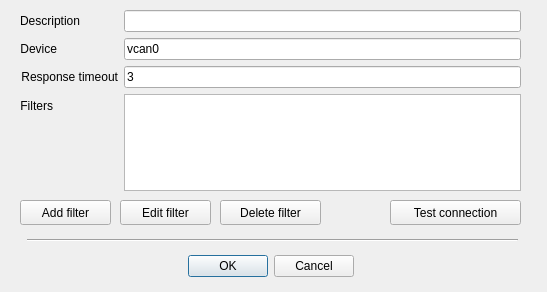
grodansparadis/vscp-works-qt, file src/cdlgconnsettingssocketcan.ui: the form before one commit.
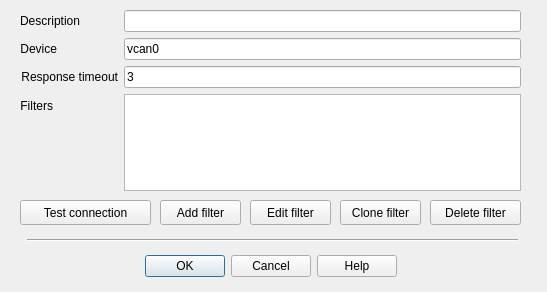
The form after the commit.

Commit message: Add/edit/delete filters for socketcan

Diff of the .ui file:
```diff
--- a/src/cdlgconnsettingssocketcan.ui
+++ b/src/cdlgconnsettingssocketcan.ui
@@ -32,7 +32,7 @@
     <enum>Qt::Horizontal</enum>
    </property>
    <property name="standardButtons">
-    <set>QDialogButtonBox::Cancel|QDialogButtonBox::Ok</set>
+    <set>QDialogButtonBox::Cancel|QDialogButtonBox::Help|QDialogButtonBox::Ok</set>
    </property>
    <property name="centerButtons">
     <bool>true</bool>
@@ -133,9 +133,9 @@
   <widget class="QPushButton" name="btnAddFilter">
    <property name="geometry">
     <rect>
-     <x>20</x>
+     <x>160</x>
      <y>200</y>
-     <width>91</width>
+     <width>81</width>
      <height>25</height>
     </rect>
    </property>
@@ -161,7 +161,7 @@
   <widget class="QPushButton" name="btnTestConnection">
    <property name="geometry">
     <rect>
-     <x>390</x>
+     <x>20</x>
      <y>200</y>
      <width>131</width>
      <height>25</height>
@@ -177,9 +177,9 @@
   <widget class="QPushButton" name="btnDeleteFilter">
    <property name="geometry">
     <rect>
-     <x>220</x>
+     <x>430</x>
      <y>200</y>
-     <width>101</width>
+     <width>91</width>
      <height>25</height>
     </rect>
    </property>
@@ -205,9 +205,9 @@
   <widget class="QPushButton" name="btnEditFilter">
    <property name="geometry">
     <rect>
-     <x>120</x>
+     <x>250</x>
      <y>200</y>
-     <width>91</width>
+     <width>81</width>
      <height>25</height>
     </rect>
    </property>
@@ -243,6 +243,34 @@
     <enum>Qt::Horizontal</enum>
    </property>
   </widget>
+  <widget class="QPushButton" name="btnEditFilter_2">
+   <property name="geometry">
+    <rect>
+     <x>340</x>
+     <y>200</y>
+     <width>81</width>
+     <height>25</height>
+    </rect>
+   </property>
+   <property name="minimumSize">
+    <size>
+     <width>0</width>
+     <height>0</height>
+    </size>
+   </property>
+   <property name="baseSize">
+    <size>
+     <width>0</width>
+     <height>0</height>
+    </size>
+   </property>
+   <property name="toolTip">
+    <string>Define incoming filter</string>
+   </property>
+   <property name="text">
+    <string>Clone filter</string>
+   </property>
+  </widget>
  </widget>
  <resources/>
  <connections>
```
The commit also changes 5 other files.
